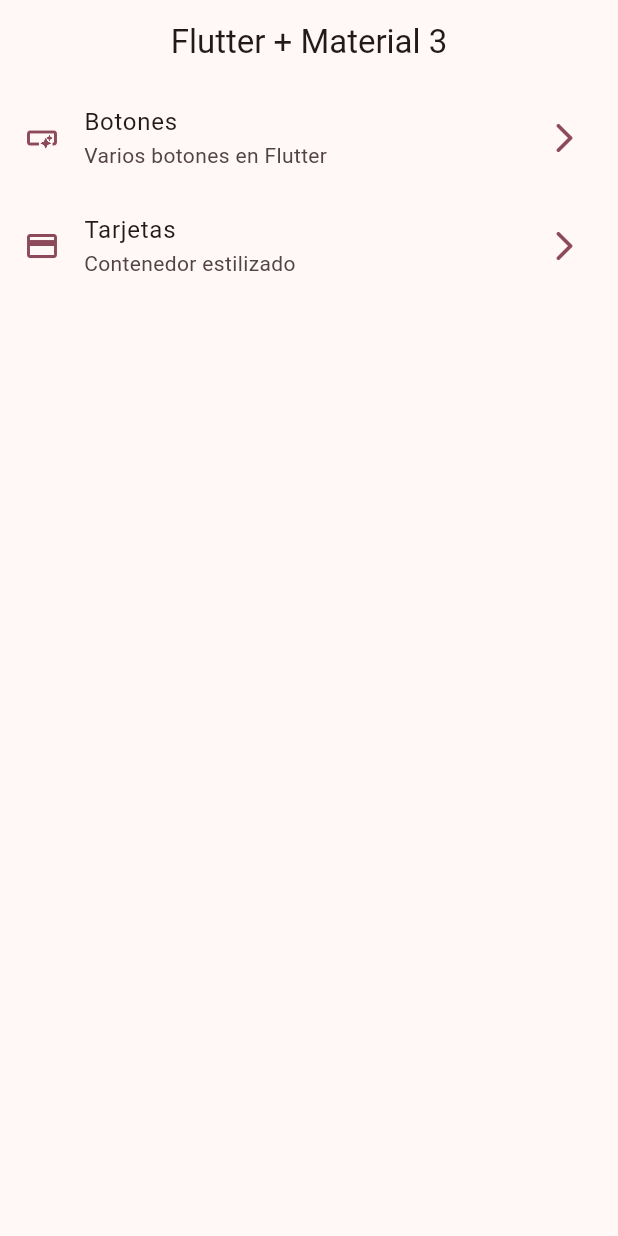
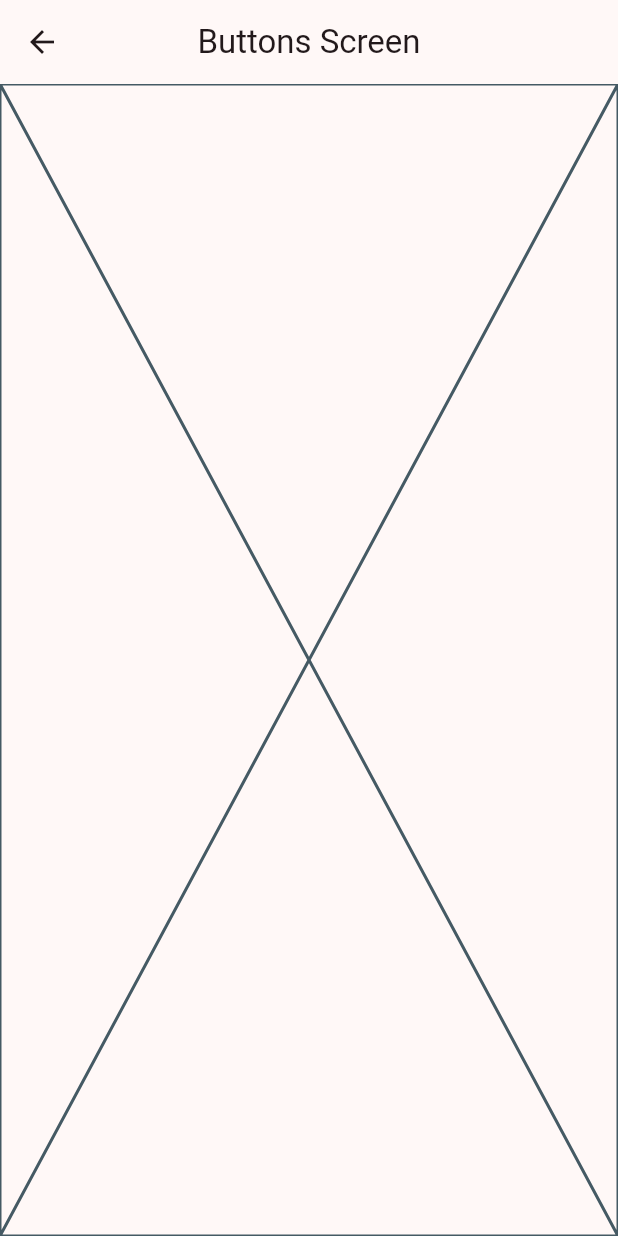
Before and after one commit to Pierou20181h057/widgets_app, a Flutter app: the screen it shows after launch, after a tap on "Botones", on a phone screen of 412 x 824 dp. Run offline on Flutter 3.47's test engine with Material 2 defaults, Android fonts, the phone set to English and light mode, and no system bars.

```diff
--- a/lib/config/menu/menu_item.dart
+++ b/lib/config/menu/menu_item.dart
@@ -23,7 +23,7 @@ List<MenuItem> appMenuItems = <MenuItem>[
     MenuItem(
     title: 'Tarjetas',
     subTitle: 'Contenedor estilizado',
-    link: '/card',
+    link: '/cards',
     icon: Icons.credit_card),
 
 ];
--- a/lib/main.dart
+++ b/lib/main.dart
@@ -1,5 +1,7 @@
 import 'package:flutter/material.dart';
 import 'package:widgets_app/config/theme/app_theme.dart';
+import 'package:widgets_app/presentation/screens/buttons/buttons_screen.dart';
+import 'package:widgets_app/presentation/screens/cards/cards_screen.dart';
 import 'package:widgets_app/presentation/screens/home/home_screen.dart';
 
 void main() {
@@ -14,7 +16,11 @@ class MainApp extends StatelessWidget {
     return MaterialApp(
       debugShowCheckedModeBanner: false,
       theme: AppTheme(selectedColor: 8).getTheme(),
-      home: const HomeScreen()
+      home: const HomeScreen(),
+      routes: {
+        '/buttons':(context) => ButtonsScreen(),
+        '/cards':(context) => CardsScreen(),
+      },
     );
   }
 }
--- /dev/null
+++ b/lib/presentation/screens/buttons/buttons_screen.dart
@@ -0,0 +1,16 @@
+import 'package:flutter/material.dart';
+
+class ButtonsScreen extends StatelessWidget {
+  const ButtonsScreen
+  ({super.key});
+
+  @override
+  Widget build(BuildContext context) {
+    return Scaffold(
+      appBar: AppBar(
+        title:  const Text('Buttons Screen'),
+      ),
+      body: const Placeholder(),
+    );
+  }
+}
--- a/lib/presentation/screens/home/home_screen.dart
+++ b/lib/presentation/screens/home/home_screen.dart
@@ -1,5 +1,6 @@
 import 'package:flutter/material.dart';
 import 'package:widgets_app/config/menu/menu_item.dart';
+import 'package:widgets_app/presentation/screens/buttons/buttons_screen.dart';
 
 class HomeScreen extends StatelessWidget {
   const HomeScreen({super.key});
@@ -45,11 +46,18 @@ class _CustomListTItle extends StatelessWidget {
   Widget build(BuildContext context) {
     final theme = Theme.of(context).colorScheme;
     return ListTile(
-      leading: Icon(menuItem.icon, color: theme.primary,),
-      trailing: Icon(Icons.arrow_forward_ios_rounded, color: theme.primary,),
+      leading: Icon(
+        menuItem.icon,
+        color: theme.primary,
+      ),
+      trailing: Icon(
+        Icons.arrow_forward_ios_rounded,
+        color: theme.primary,
+      ),
       title: Text(menuItem.title),
       subtitle: Text(menuItem.subTitle),
-      onTap: (){
+      onTap: () {
+        Navigator.pushNamed(context, menuItem.link);
 
       },
     );
```
Also changed, not shown: lib/presentation/screens/cards/cards_screen.dart (added, +16 -0 lines).
